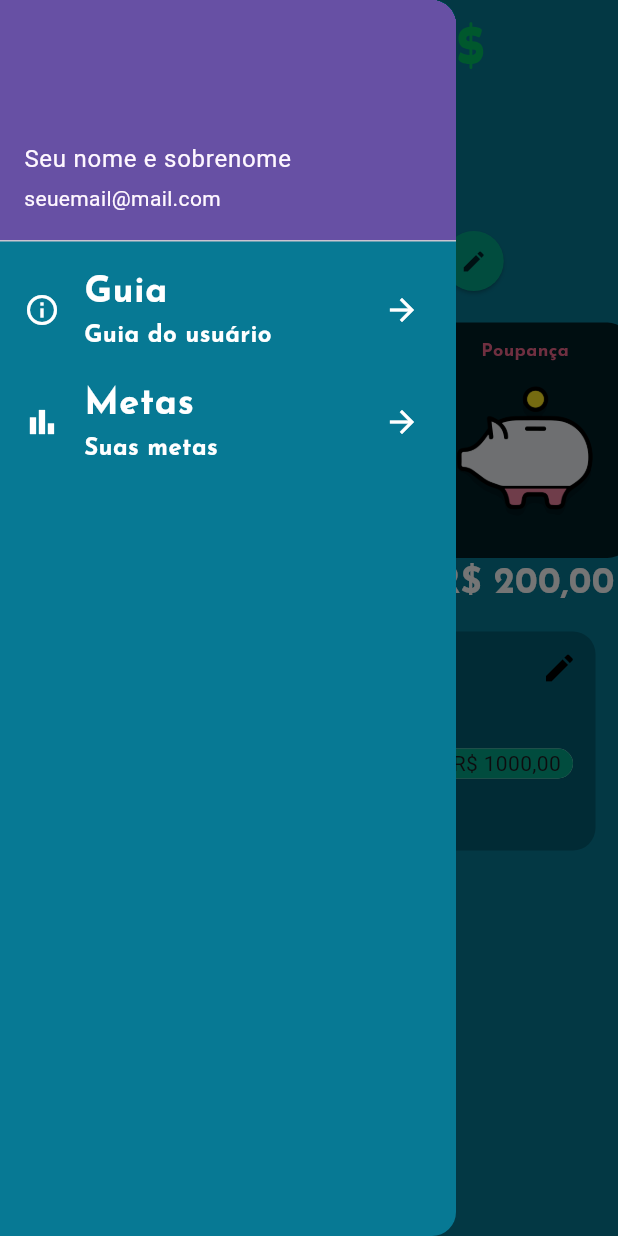
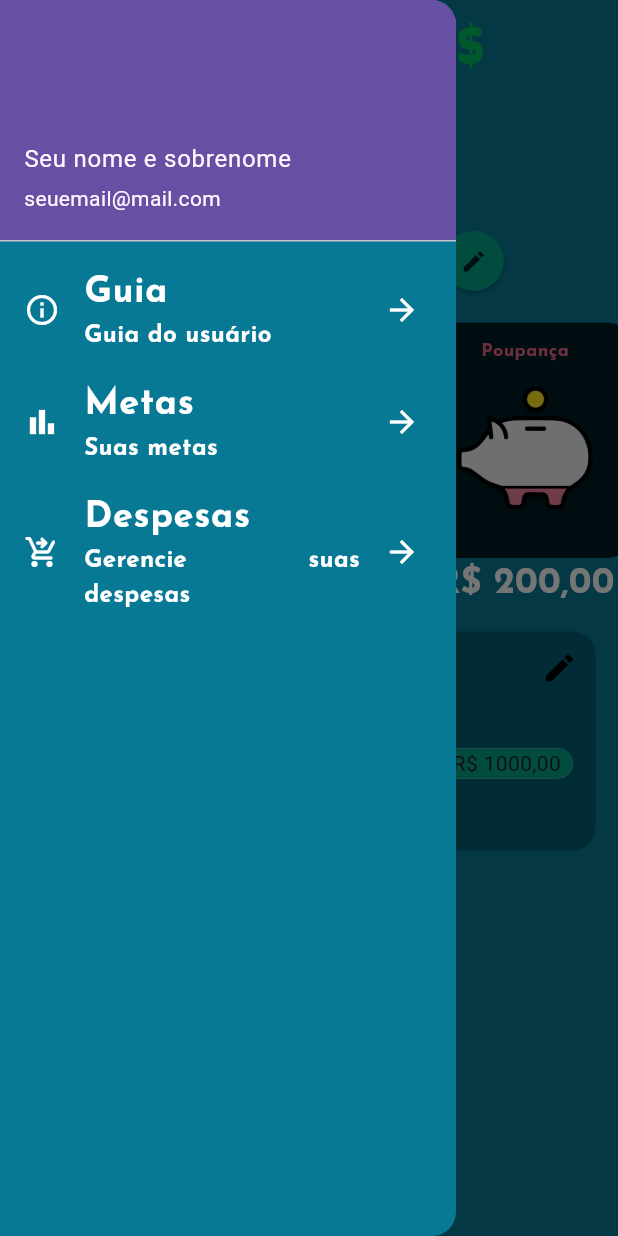
Before and after one commit to IgorLorentz/PorkPockets, a Flutter app: the HomePage screen opened by its route, with the side drawer open, on a phone screen of 412 x 824 dp. Run offline on Flutter 3.47's test engine with Material 3 defaults, Android fonts, the phone set to English and light mode, and no system bars; our stand-ins replace flutter_svg.

Commit message:
Update home_page

```diff
--- a/pork_pockets_app/lib/pages/home_page.dart
+++ b/pork_pockets_app/lib/pages/home_page.dart
@@ -215,6 +215,15 @@ class HomePage extends StatelessWidget {
             subtitle: FormatedText("Suas metas", 16, FontWeight.bold),
             trailing: const Icon(Icons.arrow_forward, color: Colors.white,),
           ),
+          ListTile(
+            onTap: () {
+              Navigator.pushNamed(context, "/despesas");
+            },
+            leading: const Icon(Icons.shopping_cart_checkout_rounded, color: Colors.white,),
+            title: FormatedText("Despesas", 24, FontWeight.bold),
+            subtitle: FormatedText("Gerencie suas despesas", 16, FontWeight.bold),
+            trailing: const Icon(Icons.arrow_forward, color: Colors.white,),
+          ),
         ],
       ),
     ));
```
